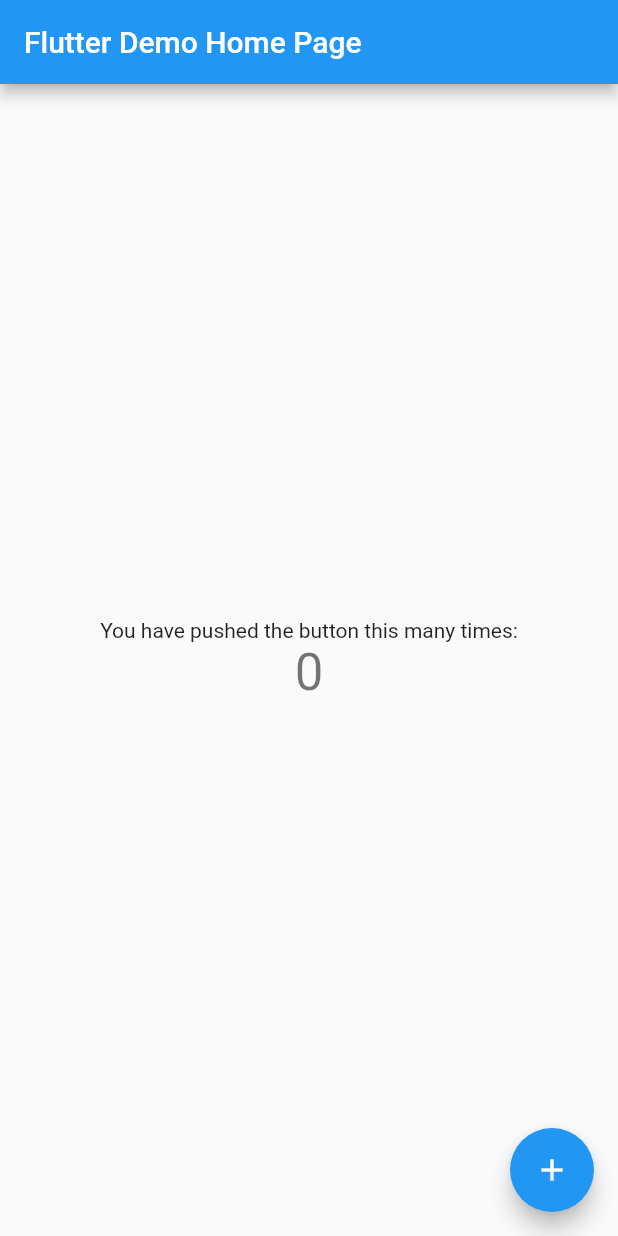
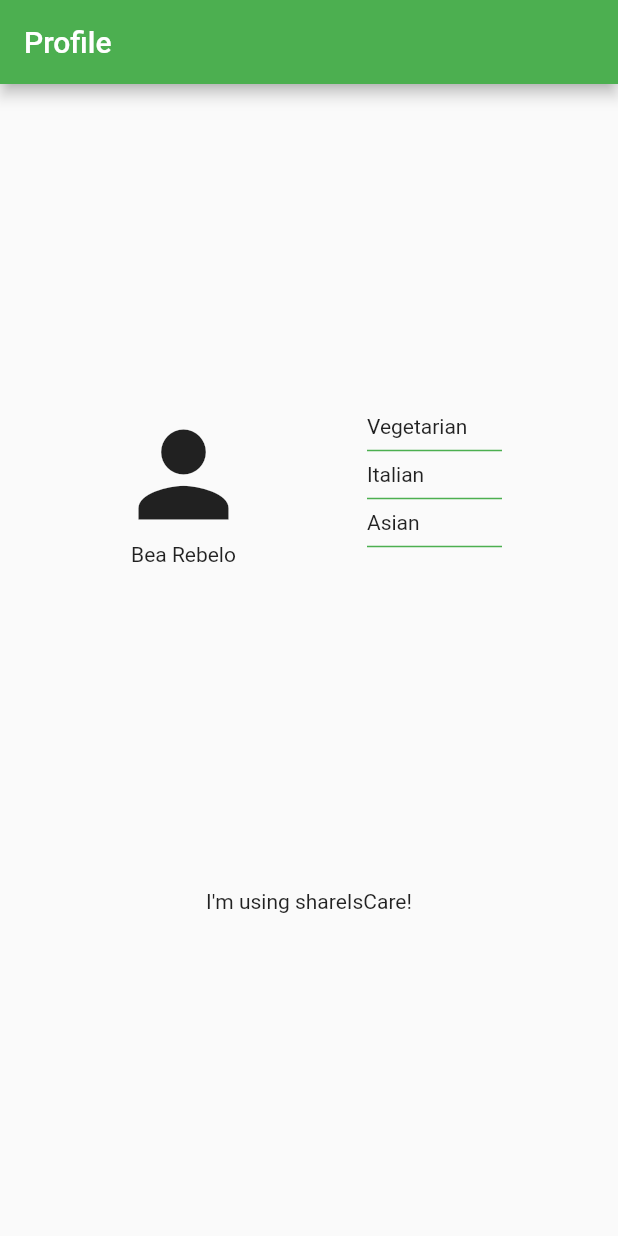
Before and after one commit to AntonioRamalho96/share_is_care, a Flutter app: the screen it shows after launch, on a phone screen of 412 x 824 dp. Run offline on Flutter 3.47's test engine with Material 2 defaults, Android fonts, the phone set to English and light mode, and no system bars.

Commit message:
started profile page

```diff
--- a/lib/main.dart
+++ b/lib/main.dart
@@ -1,4 +1,5 @@
 import 'package:flutter/material.dart';
+import 'profile.dart';
 
 void main() {
   runApp(MyApp());
@@ -71,47 +72,6 @@ class _MyHomePageState extends State<MyHomePage> {
     // The Flutter framework has been optimized to make rerunning build methods
     // fast, so that you can just rebuild anything that needs updating rather
     // than having to individually change instances of widgets.
-    return Scaffold(
-      appBar: AppBar(
-        // Here we take the value from the MyHomePage object that was created by
-        // the App.build method, and use it to set our appbar title.
-        title: Text(widget.title),
-      ),
-      body: Center(
-        // Center is a layout widget. It takes a single child and positions it
-        // in the middle of the parent.
-        child: Column(
-          // Column is also a layout widget. It takes a list of children and
-          // arranges them vertically. By default, it sizes itself to fit its
-          // children horizontally, and tries to be as tall as its parent.
-          //
-          // Invoke "debug painting" (press "p" in the console, choose the
-          // "Toggle Debug Paint" action from the Flutter Inspector in Android
-          // Studio, or the "Toggle Debug Paint" command in Visual Studio Code)
-          // to see the wireframe for each widget.
-          //
-          // Column has various properties to control how it sizes itself and
-          // how it positions its children. Here we use mainAxisAlignment to
-          // center the children vertically; the main axis here is the vertical
-          // axis because Columns are vertical (the cross axis would be
-          // horizontal).
-          mainAxisAlignment: MainAxisAlignment.center,
-          children: <Widget>[
-            Text(
-              'You have pushed the button this many times:',
-            ),
-            Text(
-              '$_counter',
-              style: Theme.of(context).textTheme.headline4,
-            ),
-          ],
-        ),
-      ),
-      floatingActionButton: FloatingActionButton(
-        onPressed: _incrementCounter,
-        tooltip: 'Increment',
-        child: Icon(Icons.add),
-      ), // This trailing comma makes auto-formatting nicer for build methods.
-    );
+    return Profile("Bea Rebelo", ["Vegetarian", "Italian", "Asian"], "assets/fig.png").returnScafold();
   }
 }
```
Also changed, not shown: lib/colors_n_fonts.dart (added, +7 -0 lines), lib/profile.dart (added, +69 -0 lines).
